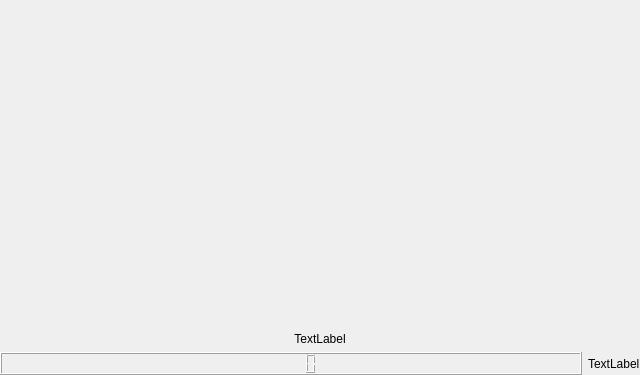
epcpower/st, file epyq/widgets/lcd.ui: the form before one commit.
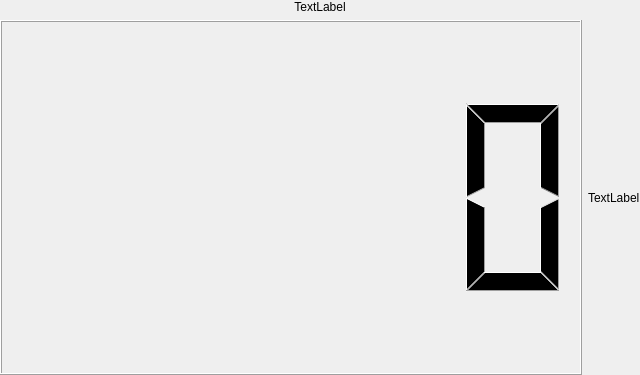
The form after the commit.

Patch:
```diff
--- a/epyq/widgets/lcd.ui
+++ b/epyq/widgets/lcd.ui
@@ -42,6 +42,12 @@
      </property>
      <item>
       <widget class="QLabel" name="label">
+       <property name="sizePolicy">
+        <sizepolicy hsizetype="Preferred" vsizetype="Fixed">
+         <horstretch>0</horstretch>
+         <verstretch>0</verstretch>
+        </sizepolicy>
+       </property>
        <property name="text">
         <string>TextLabel</string>
        </property>
```
